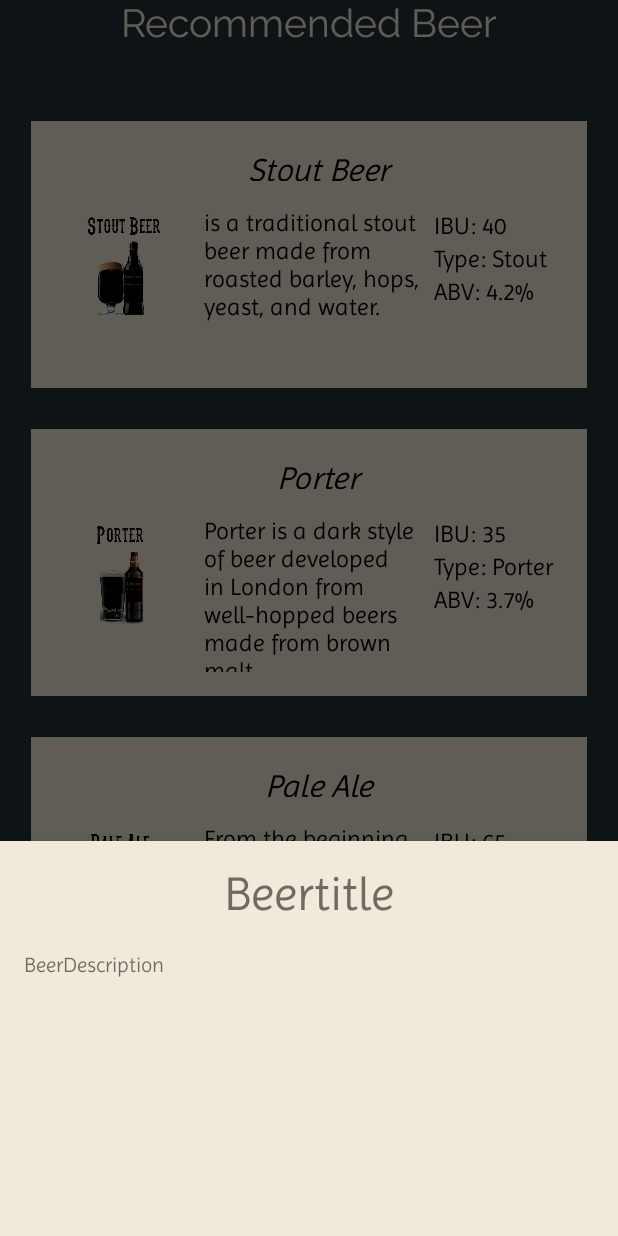
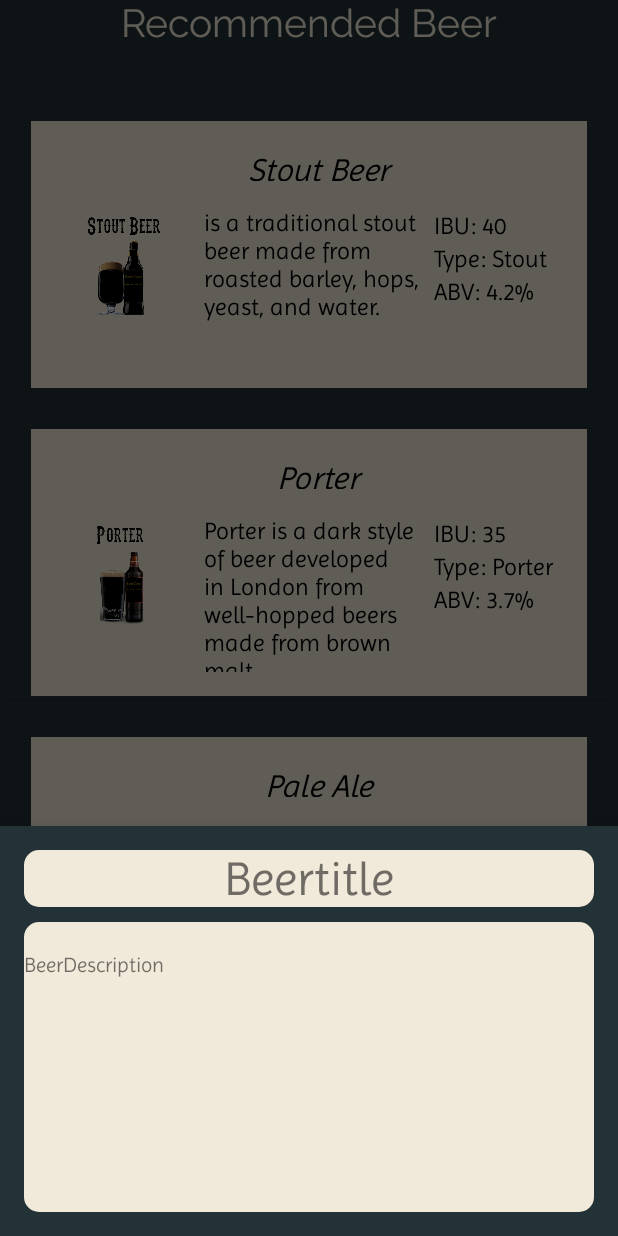
Before and after one commit to JonathanStevanka143/BeerCheer, an Android app: the fragment bottomSheetControl placed in its activity, on a phone screen of 412 x 824 dp. Run offline under Robolectric (Android 15) with nearby library versions, the phone set to English and light mode, and no system bars.

Commit message:
#44 #18
-created two custom square layout resource files
-one for the 'moreinfo' button
-one for the bottom sheet slider
-fixed two small bugs

```diff
--- /dev/null
+++ b/app/src/main/res/drawable-v24/bottom_sheet_layout.xml
@@ -0,0 +1,10 @@
+<?xml version="1.0" encoding="utf-8"?>
+<shape xmlns:android="http://schemas.android.com/apk/res/android"
+    android:shape="rectangle">
+    <corners
+        android:topLeftRadius="10dp"
+        android:bottomLeftRadius="10dp"
+        android:topRightRadius="10dp"
+        android:bottomRightRadius="10dp"/>
+    <solid android:color="@color/colorPrimary2"/>
+</shape>
--- a/app/src/main/res/layout/bottom_sheet.xml
+++ b/app/src/main/res/layout/bottom_sheet.xml
@@ -1,25 +1,28 @@
 <?xml version="1.0" encoding="utf-8"?>
 <LinearLayout xmlns:android="http://schemas.android.com/apk/res/android"
     android:layout_width="match_parent"
-    android:layout_height="match_parent"
-    android:background="@color/colorPrimary2"
+    android:layout_height="wrap_content"
+    android:background="@color/colorPrimaryDark"
+    android:gravity="center_horizontal"
     android:orientation="vertical"
-    android:gravity="center_horizontal"
     android:padding="16dp">
 
     <TextView
-        android:id="@+id/textView3"
+        android:id="@+id/bottomBeerTitle"
         android:layout_width="match_parent"
         android:layout_height="wrap_content"
+        android:background="@drawable/bottom_sheet_layout"
         android:fontFamily="@font/imprima"
         android:text="Beertitle"
         android:textAlignment="center"
         android:textSize="32sp" />
 
     <TextView
-        android:id="@+id/textView9"
+        android:id="@+id/bottomBeerDescription"
         android:layout_width="match_parent"
         android:layout_height="193dp"
+        android:layout_marginTop="10dp"
+        android:background="@drawable/bottom_sheet_layout"
         android:paddingTop="20dp"
         android:text="BeerDescription" />
 
--- a/app/src/main/res/layout/each_beer.xml
+++ b/app/src/main/res/layout/each_beer.xml
@@ -23,8 +23,10 @@
         android:layout_height="44dp"
         android:layout_marginStart="180dp"
         android:layout_marginBottom="12dp"
+        android:background="@drawable/button_layout"
         android:text="More Info"
-        android:textAllCaps="false"
+        android:textAllCaps="true"
+        android:textColor="@android:color/background_light"
         app:layout_constraintBottom_toBottomOf="@+id/eachBeerImage"
         app:layout_constraintStart_toStartOf="@+id/eachBeerImage" />
 
```
Also changed, not shown: app/src/main/java/com/example/utsav/beercheer/BeerType.java (+8 -5 lines), app/src/main/java/com/example/utsav/beercheer/javaClasses/bottomSheetControl.java (+5 -2 lines), app/src/main/res/drawable-v24/button_layout.xml (added, +10 -0 lines).
